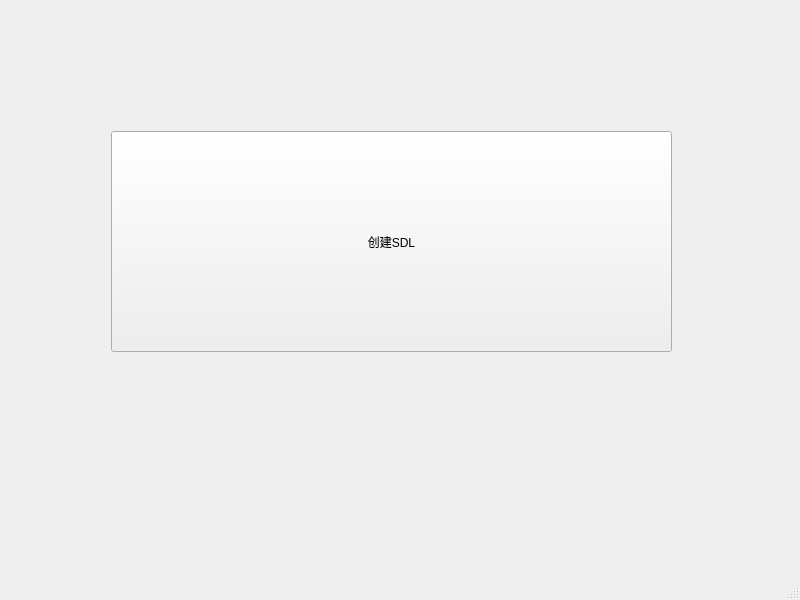
This is 10_sdl_play_bmp/mainwindow.ui in itmatter/Audio_Vedio_Tutorial as Qt 5 draws it before an edit. The edited form follows.
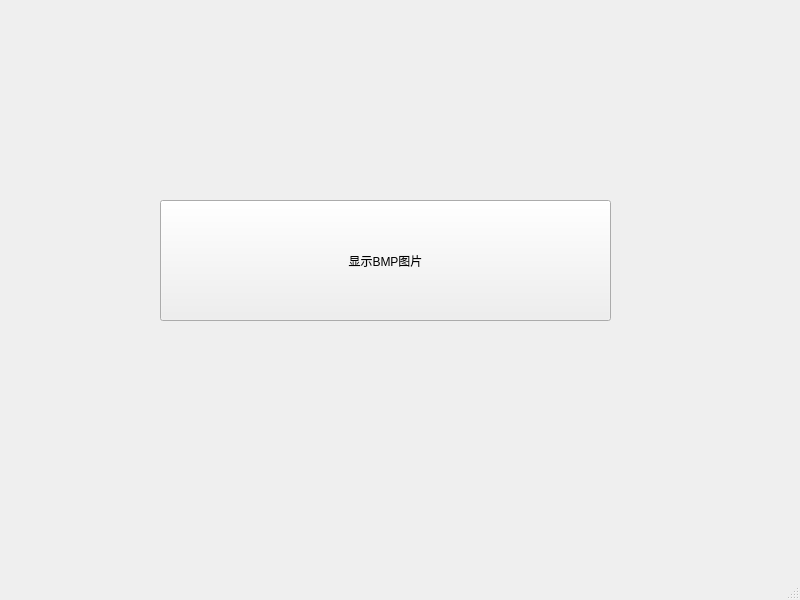
This is the edited form.

Patch:
```diff
--- a/10_sdl_play_bmp/mainwindow.ui
+++ b/10_sdl_play_bmp/mainwindow.ui
@@ -17,14 +17,14 @@
    <widget class="QPushButton" name="playBtn">
     <property name="geometry">
      <rect>
-      <x>111</x>
-      <y>131</y>
-      <width>561</width>
-      <height>221</height>
+      <x>160</x>
+      <y>200</y>
+      <width>451</width>
+      <height>121</height>
      </rect>
     </property>
     <property name="text">
-     <string>创建SDL</string>
+     <string>显示BMP图片</string>
     </property>
    </widget>
   </widget>
```
Left out of the diff: 2 changed lines with no effect on the pictures.
